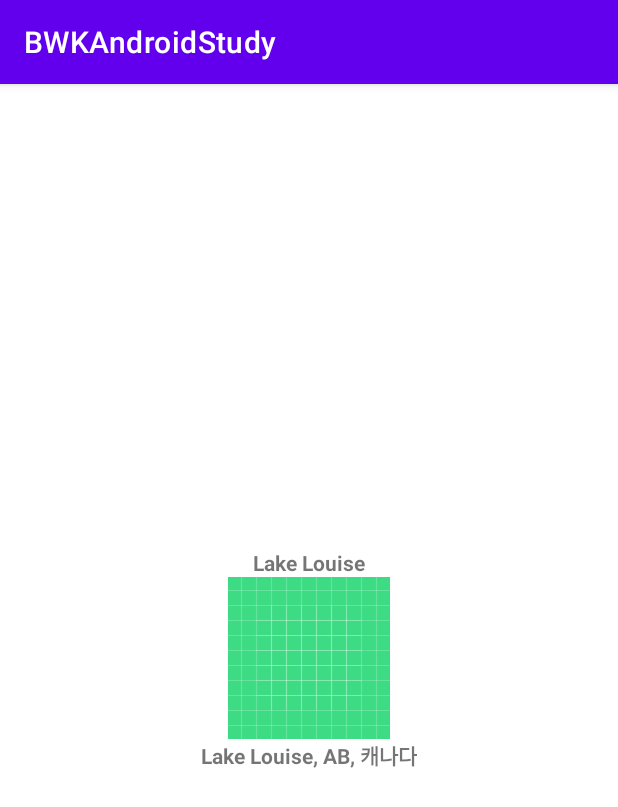
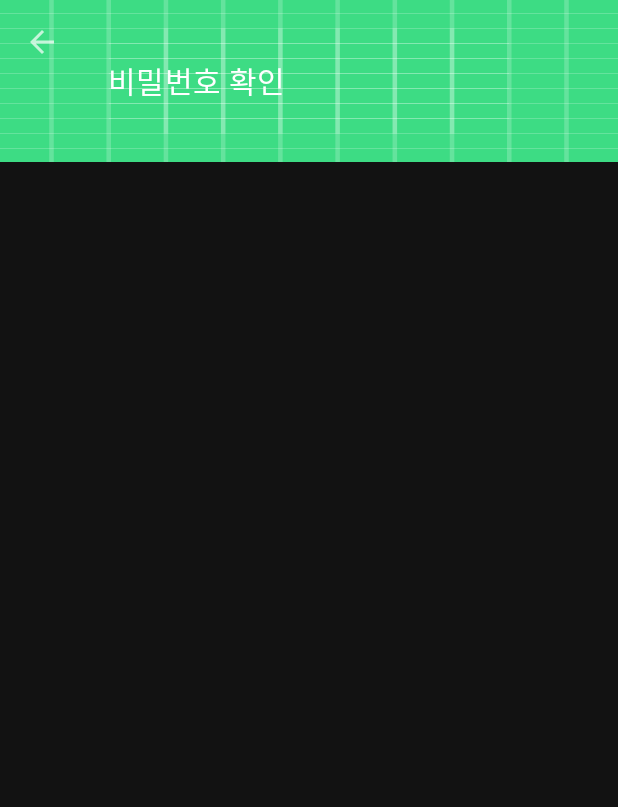
Before and after one commit to zkzkzhzj/BWKAndroidStudy, an Android app: the screen it shows after launch (MainActivity), on a phone screen of 412 x 824 dp. Shown: the top 807 px of the screen. Run offline under Robolectric (Android 15) with nearby library versions, the phone set to English and light mode, and no system bars.

Commit message:
스터디 하고나서 과제 포함

```diff
--- a/app/src/main/AndroidManifest.xml
+++ b/app/src/main/AndroidManifest.xml
@@ -8,7 +8,7 @@
         android:label="@string/app_name"
         android:roundIcon="@mipmap/ic_launcher_round"
         android:supportsRtl="true"
-        android:theme="@style/Theme.BWKAndroidStudy">
+        android:theme="@style/AppTheme">
         <activity
             android:name=".MainActivity"
             android:exported="true">
--- a/app/src/main/java/com/example/bwkandroidstudy/MainActivity.kt
+++ b/app/src/main/java/com/example/bwkandroidstudy/MainActivity.kt
@@ -8,40 +8,54 @@ import android.view.ViewGroup
 import android.widget.ImageView
 import android.widget.LinearLayout
 import android.widget.TextView
+import androidx.appcompat.widget.Toolbar
 import androidx.core.content.ContextCompat
 
 class MainActivity : AppCompatActivity() {
     override fun onCreate(savedInstanceState: Bundle?) {
         super.onCreate(savedInstanceState)
 
-        // 코드 내부에서 View 생성(초기화)
-        val name = TextView(this).apply {
-            // 글씨 타입(기본_굵게)
-            typeface = Typeface.DEFAULT_BOLD
-            // 텍스트 세팅
-            text = "Lake Louise"
-        }
+//        setContentView(R.layout.activity_main)
+//
+//        val text = findViewById<TextView>(R.id.text)
+//        val image = findViewById<ImageView>(R.id.image)
+//
+//        text.text = "비밀번호 확인"
+//        image.setImageResource(R.drawable.ic_launcher_background)
+        // 이미지버튼이란걸로 확인해보라
+        setContentView(R.layout.activity_main2)
 
-        // apply 는 초기화에만 사용한다면 also 는 초기화 뿐만아니라 추가적인 작업(이미지 세팅)을 한 후 반환할 때 사용
-        val image = ImageView(this).also {
-            it.setImageDrawable(ContextCompat.getDrawable(this, R.drawable.ic_launcher_background))
-        }
+        val toolbar = findViewById<Toolbar>(R.id.toolbar)
+        setSupportActionBar(toolbar)
 
-        val address = TextView(this).apply {
-            typeface = Typeface.DEFAULT_BOLD
-            text = "Lake Louise, AB, 캐나다"
-        }
-
-        val layout = LinearLayout(this).apply {
-            orientation = LinearLayout.VERTICAL
-            gravity = Gravity.CENTER
-
-            addView(name, ViewGroup.LayoutParams.WRAP_CONTENT, ViewGroup.LayoutParams.WRAP_CONTENT)
-            addView(image, ViewGroup.LayoutParams.WRAP_CONTENT, ViewGroup.LayoutParams.WRAP_CONTENT)
-            addView(address, ViewGroup.LayoutParams.WRAP_CONTENT, ViewGroup.LayoutParams.WRAP_CONTENT)
-        }
-
-        setContentView(layout)
-        //setContentView(R.layout.activity_main)
+        supportActionBar?.title = "비밀번호 확인"
+        supportActionBar?.setDisplayHomeAsUpEnabled(true)
+        supportActionBar?.setHomeButtonEnabled(true)
+        supportActionBar?.setBackgroundDrawable(getDrawable(R.drawable.ic_launcher_background))
+        /*
+         * dpi
+         * dip
+         * dp
+         * sp
+         * px
+         * 나인패치? 점선?
+         * res 내부 -> raw, navigation 등
+         * layoutInflater?
+         *
+         * 모듈 apk 로 뽑으면 무슨일이?
+         *
+         * 8-3 이미지
+         * 총 4개의 방식으로 만들기
+         * Linear
+         * Relative
+         * Constraint
+         * 내마음대로(최적의 앱)
+         * (제일 하단 첫번째 네모(다이얼로그로 물어보기) -> 꾹 누르면 두번째 사라지게, 세번째 네모 -> (다이얼로그)꾹누르면 다시 보이게)
+         * (중간 동그라미 그냥 클릭 하면 토스트 메시지)
+         * (상단 백버튼 누르면 화면 이동)
+         * (그리고 중간위쯤 회색 네모 3개 EditText 인데 클릭하면 키보드 올라오게 딴 View 클릭하면 키보드 내려가게)
+         * (제일 하단 View 에 리사이클러 View 추가 : 아이템 열 개 정도 - 클릭하면 아이템이 몇번째 포지션을 가지고있는지 토스트 띄어주기)
+         * (리사이클러 뷰 헤더에는 이미지)
+         */
     }
 }
--- /dev/null
+++ b/app/src/main/res/layout/activity_main2.xml
@@ -0,0 +1,13 @@
+<?xml version="1.0" encoding="utf-8"?>
+<androidx.constraintlayout.widget.ConstraintLayout xmlns:android="http://schemas.android.com/apk/res/android"
+    android:layout_width="match_parent"
+    android:layout_height="match_parent"
+    xmlns:app="http://schemas.android.com/apk/res-auto">
+<androidx.appcompat.widget.Toolbar
+    android:id="@+id/toolbar"
+    android:layout_width="0dp"
+    android:layout_height="wrap_content"
+    app:layout_constraintStart_toStartOf="parent"
+    app:layout_constraintTop_toTopOf="parent"
+    app:layout_constraintEnd_toEndOf="parent" />
+</androidx.constraintlayout.widget.ConstraintLayout>
--- a/app/src/main/res/values/themes.xml
+++ b/app/src/main/res/values/themes.xml
@@ -13,4 +13,7 @@
         <item name="android:statusBarColor" tools:targetApi="l">?attr/colorPrimaryVariant</item>
         <!-- Customize your theme here. -->
     </style>
+    <style name="AppTheme" parent="Theme.MaterialComponents.NoActionBar">
+
+    </style>
 </resources>
```
Also changed, not shown: app/src/main/res/layout/activity_main.xml (+18 -6 lines).
